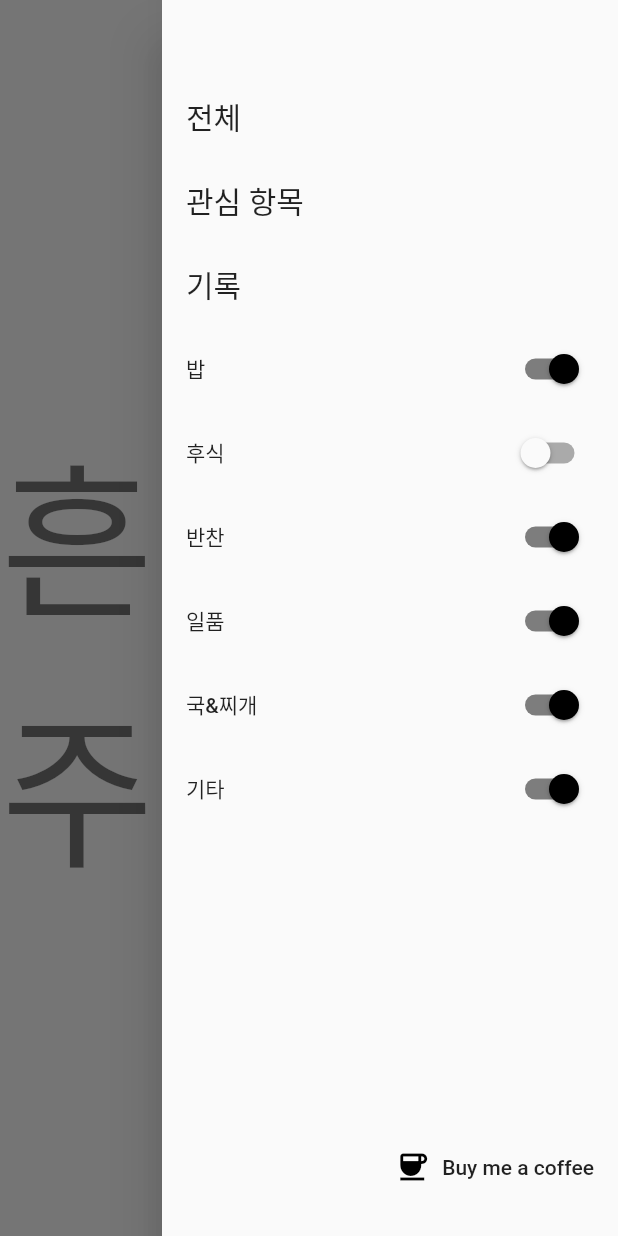
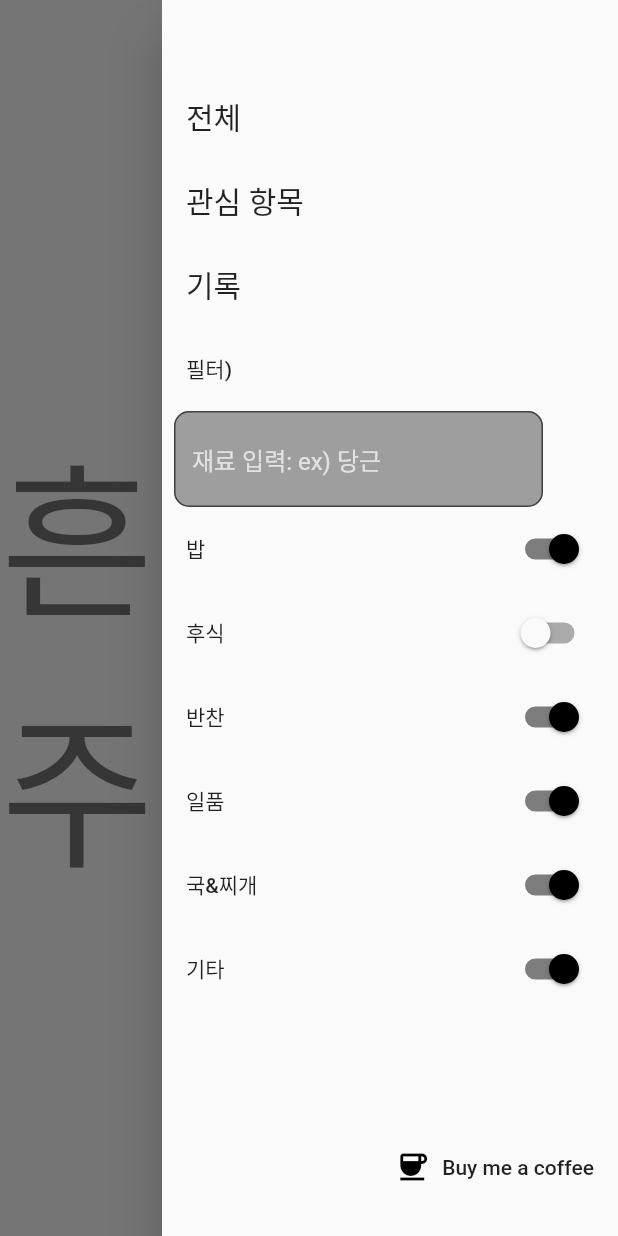
Before and after one commit to kangsudal/whateatgo, a Flutter app: the screen it shows after launch, after a tap on the "menu" icon, after a tap on "후식", on a phone screen of 412 x 824 dp. Run offline on Flutter 3.47's test engine with Material 2 defaults, Android fonts, the phone set to English and light mode, and no system bars; our stand-ins replace dio, flutter_riverpod, hive, hive_flutter; missing offline and left inert: dotenv, shake; accounts and stored records are empty; Roboto replaces fonts that are missing (SongMyung).

Commit message:
홈화면 키워드 필터도 추가

```diff
--- a/lib/riverpod/homeScreenState.dart
+++ b/lib/riverpod/homeScreenState.dart
@@ -25,7 +25,7 @@ class HomeScreenFilteredRecipeListNotifier extends StateNotifier<List<Recipe>> {
   HomeScreenFilteredRecipeListNotifier()
       : super(Hive.box<Recipe>('recipeBox').values.toList());
 
-  List<Recipe> filterList(Map<String, bool> categories) {
+  List<Recipe> filterList(String keyword, Map<String, bool> categories) {
     //'밥', '후식', '반찬', '일품',  '국&찌개' 분류 SwitchListTile들 중에서
     // 스위치 온 된(true) key 값만 가져온다. (국&찌개, 후식 등)
     // https://stackoverflow.com/questions/73309888/how-to-return-a-list-of-map-keys-if-they-are-true
@@ -36,13 +36,18 @@ class HomeScreenFilteredRecipeListNotifier extends StateNotifier<List<Recipe>> {
       }
     });
 
-    //스위치 온 된 음식 분류를 포함하고있는 레시피를 담을 리스트
+    //검색어를 포함하고 & 스위치 온 된 음식 분류를 포함하고있는 레시피를 담을 리스트
     List<Recipe> filtered = [];
 
     for (String category in trueCategories) {
       filtered += Hive.box<Recipe>('recipeBox')
           .values
           .toList()
+          .where((element) =>
+              (element.rcpnm!.contains(keyword)) || //메뉴명
+              (element.rcppat2!.contains(keyword)) || //요리종류
+              (element.hashtag!.contains(keyword)) || //해쉬태그
+              (element.rcppartsdtls!.contains(keyword))) //재료정보
           .where((recipe) => recipe.rcppat2 == category)
           .toList();
     }
--- a/lib/screen/home_screen.dart
+++ b/lib/screen/home_screen.dart
@@ -15,6 +15,8 @@ class HomeScreen extends ConsumerStatefulWidget {
 }
 
 class _HomeScreenState extends ConsumerState<HomeScreen> {
+  final TextEditingController myController = TextEditingController();
+
   @override
   Widget build(BuildContext context) {
     final int diceNumber = ref.watch(diceNumberProvider);
@@ -74,6 +76,30 @@ class _HomeScreenState extends ConsumerState<HomeScreen> {
                   // ...
                 },
               ),
+              const ListTile(
+                title: Text('필터)'),
+              ),
+              Padding(
+                padding: const EdgeInsets.only(left: 8.0, right: 50),
+                child: TextField(
+                  controller: myController,
+                  style: const TextStyle(color: Colors.white70),
+                  decoration: InputDecoration(
+                    border: OutlineInputBorder(
+                      borderRadius: BorderRadius.circular(10.0),
+                    ),
+                    filled: true,
+                    hintStyle: const TextStyle(color: Colors.white70),
+                    hintText: "재료 입력: ex) 당근",
+                    fillColor: Colors.grey,
+                  ),
+                  onChanged: (ingredients) {
+                    ref
+                        .read(homeScreenRecipesProvider.notifier)
+                        .filterList(ingredients, categories);
+                  },
+                ),
+              ),
               // https://flutterguide.com/how-to-use-spread-operator-in-flutter/
               ...categories.keys
                   .map(
@@ -86,7 +112,7 @@ class _HomeScreenState extends ConsumerState<HomeScreen> {
                           // 체크박스 토글시 리스트 필터를 적용
                           ref
                               .read(homeScreenRecipesProvider.notifier)
-                              .filterList(categories);
+                              .filterList(myController.text, categories);
                         });
                       },
                     ),
```
